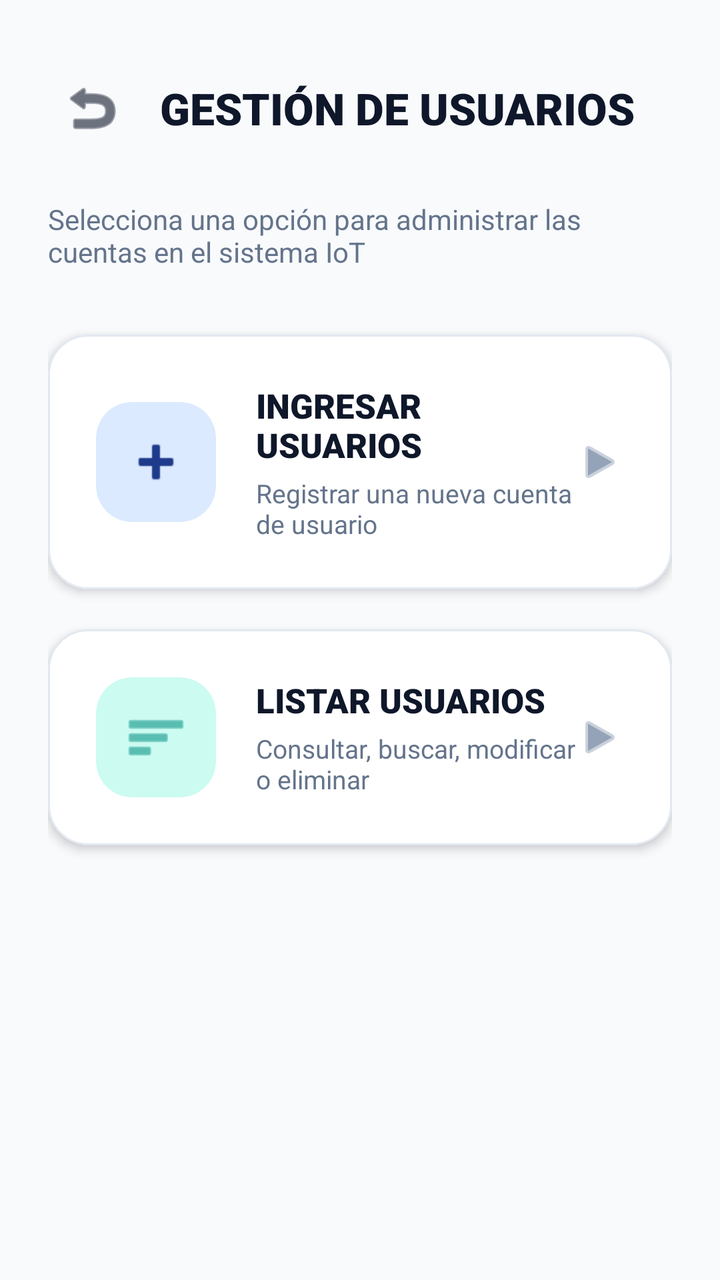
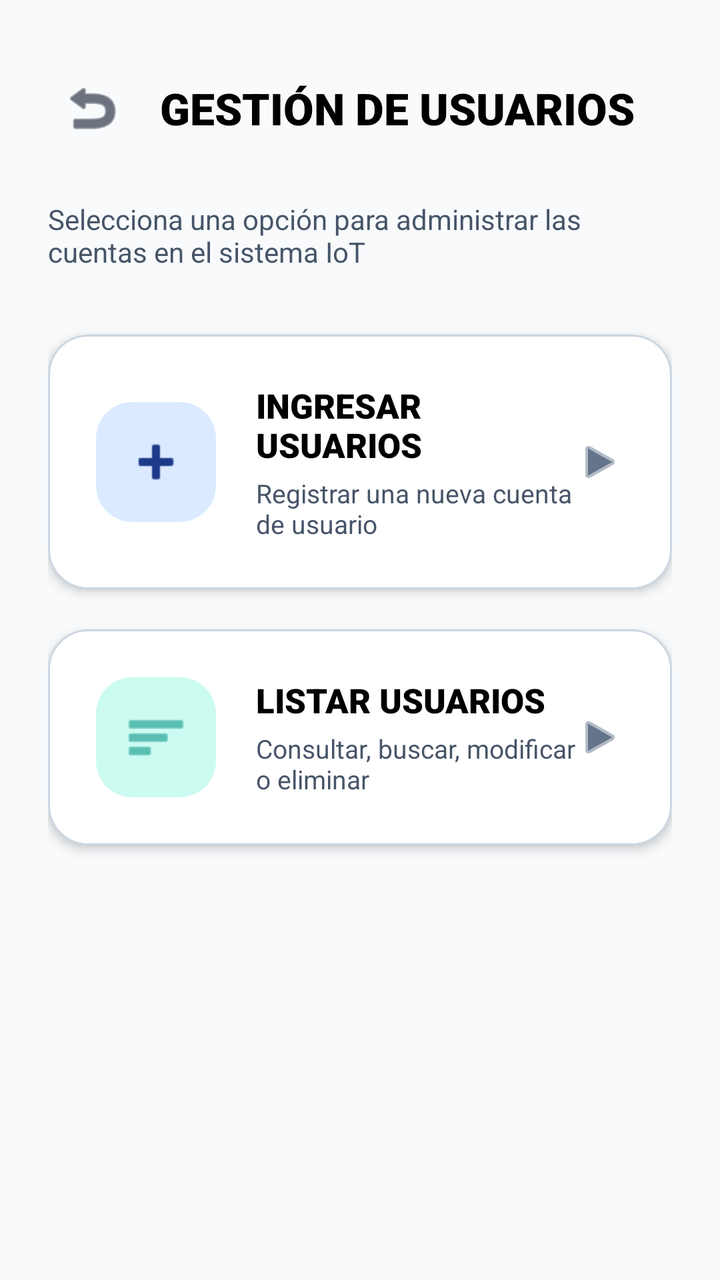

The first picture is an Android layout as it rendered before a commit; the second is the same layout after the commit. The layout source and the unified diff follow.
<!-- AndroidManifest.xml: application theme Theme.Evaluacion1 -->
<!-- res/layout/activity_gestion_usuarios.xml -->
<?xml version="1.0" encoding="utf-8"?>
<LinearLayout xmlns:android="http://schemas.android.com/apk/res/android"
    xmlns:app="http://schemas.android.com/apk/res-auto"
    android:layout_width="match_parent"
    android:layout_height="match_parent"
    android:orientation="vertical"
    android:background="@color/background"
    android:padding="24dp">

    
    <LinearLayout
        android:layout_width="match_parent"
        android:layout_height="wrap_content"
        android:orientation="horizontal"
        android:gravity="center_vertical"
        android:layout_marginTop="8dp"
        android:layout_marginBottom="24dp">

        <ImageButton
            android:id="@+id/btnVolverMenuGestion"
            android:layout_width="44dp"
            android:layout_height="44dp"
            android:background="?android:attr/selectableItemBackgroundBorderless"
            android:src="@android:drawable/ic_menu_revert"
            app:tint="@color/text_primary"
            android:contentDescription="Volver" />

        <TextView
            android:layout_width="wrap_content"
            android:layout_height="wrap_content"
            android:text="GESTIÓN DE USUARIOS"
            android:textColor="@color/text_primary"
            android:textSize="22sp"
            android:fontFamily="sans-serif-black"
            android:layout_marginStart="12dp" />
    </LinearLayout>

    <TextView
        android:layout_width="wrap_content"
        android:layout_height="wrap_content"
        android:text="Selecciona una opción para administrar las cuentas en el sistema IoT"
        android:textColor="@color/text_secondary"
        android:textSize="14sp"
        android:layout_marginBottom="32dp" />

    
    <com.google.android.material.card.MaterialCardView
        android:id="@+id/cardIngresarUsuarios"
        android:layout_width="match_parent"
        android:layout_height="wrap_content"
        android:layout_marginBottom="20dp"
        android:clickable="true"
        android:focusable="true"
        android:foreground="?android:attr/selectableItemBackground"
        app:cardCornerRadius="20dp"
        app:cardElevation="3dp"
        app:cardBackgroundColor="@color/surface"
        app:strokeWidth="1dp"
        app:strokeColor="@color/outline_light">

        <LinearLayout
            android:layout_width="match_parent"
            android:layout_height="wrap_content"
            android:orientation="horizontal"
            android:gravity="center_vertical"
            android:padding="24dp">

            <com.google.android.material.card.MaterialCardView
                android:layout_width="60dp"
                android:layout_height="60dp"
                app:cardCornerRadius="18dp"
                app:cardElevation="0dp"
                app:cardBackgroundColor="@color/primary_container"
                app:strokeWidth="0dp">

                <ImageView
                    android:layout_width="32dp"
                    android:layout_height="32dp"
                    android:layout_gravity="center"
                    android:src="@android:drawable/ic_input_add"
                    app:tint="@color/primary" />
            </com.google.android.material.card.MaterialCardView>

            <LinearLayout
                android:layout_width="0dp"
                android:layout_height="wrap_content"
                android:layout_weight="1"
                android:orientation="vertical"
                android:layout_marginStart="20dp">

                <TextView
                    android:layout_width="wrap_content"
                    android:layout_height="wrap_content"
                    android:text="INGRESAR USUARIOS"
                    android:textColor="@color/text_primary"
                    android:textSize="17sp"
                    android:fontFamily="sans-serif-black" />

                <TextView
                    android:layout_width="wrap_content"
                    android:layout_height="wrap_content"
                    android:text="Registrar una nueva cuenta de usuario"
                    android:textColor="@color/text_secondary"
                    android:textSize="13sp"
                    android:layout_marginTop="4dp" />
            </LinearLayout>

            <ImageView
                android:layout_width="24dp"
                android:layout_height="24dp"
                android:src="@android:drawable/ic_media_play"
                app:tint="@color/text_muted" />
        </LinearLayout>
    </com.google.android.material.card.MaterialCardView>

    
    <com.google.android.material.card.MaterialCardView
        android:id="@+id/cardListarUsuarios"
        android:layout_width="match_parent"
        android:layout_height="wrap_content"
        android:clickable="true"
        android:focusable="true"
        android:foreground="?android:attr/selectableItemBackground"
        app:cardCornerRadius="20dp"
        app:cardElevation="3dp"
        app:cardBackgroundColor="@color/surface"
        app:strokeWidth="1dp"
        app:strokeColor="@color/outline_light">

        <LinearLayout
            android:layout_width="match_parent"
            android:layout_height="wrap_content"
            android:orientation="horizontal"
            android:gravity="center_vertical"
            android:padding="24dp">

            <com.google.android.material.card.MaterialCardView
                android:layout_width="60dp"
                android:layout_height="60dp"
                app:cardCornerRadius="18dp"
                app:cardElevation="0dp"
                app:cardBackgroundColor="@color/secondary_container"
                app:strokeWidth="0dp">

                <ImageView
                    android:layout_width="32dp"
                    android:layout_height="32dp"
                    android:layout_gravity="center"
                    android:src="@android:drawable/ic_menu_sort_by_size"
                    app:tint="@color/secondary" />
            </com.google.android.material.card.MaterialCardView>

            <LinearLayout
                android:layout_width="0dp"
                android:layout_height="wrap_content"
                android:layout_weight="1"
                android:orientation="vertical"
                android:layout_marginStart="20dp">

                <TextView
                    android:layout_width="wrap_content"
                    android:layout_height="wrap_content"
                    android:text="LISTAR USUARIOS"
                    android:textColor="@color/text_primary"
                    android:textSize="17sp"
                    android:fontFamily="sans-serif-black" />

                <TextView
                    android:layout_width="wrap_content"
                    android:layout_height="wrap_content"
                    android:text="Consultar, buscar, modificar o eliminar"
                    android:textColor="@color/text_secondary"
                    android:textSize="13sp"
                    android:layout_marginTop="4dp" />
            </LinearLayout>

            <ImageView
                android:layout_width="24dp"
                android:layout_height="24dp"
                android:src="@android:drawable/ic_media_play"
                app:tint="@color/text_muted" />
        </LinearLayout>
    </com.google.android.material.card.MaterialCardView>

</LinearLayout>
<!-- resources referenced by this layout -->
<resources>
  <color name="background">#F8FAFC</color>
  <color name="outline_light">#E2E8F0</color>
  <color name="primary">#1E3A8A</color>
  <color name="primary_container">#DBEAFE</color>
  <color name="secondary">#0D9488</color>
  <color name="secondary_container">#CCFBF1</color>
  <color name="surface">#FFFFFF</color>
  <color name="text_muted">#94A3B8</color>
  <color name="text_primary">#0F172A</color>
  <color name="text_secondary">#64748B</color>
  <style name="Theme.Evaluacion1" parent="Base.Theme.Evaluacion1" />
  <style name="Base.Theme.Evaluacion1" parent="Theme.Material3.DayNight.NoActionBar">
          
          <item name="colorPrimary">@color/primary</item>
          <item name="colorSecondary">@color/secondary</item>
          <item name="android:statusBarColor">@color/surface</item>
          <item name="android:windowLightStatusBar">true</item>
          <item name="android:colorBackground">@color/background</item>
      </style>
</resources>

<!-- the commit's change to res/layout/activity_gestion_usuarios.xml (unified diff, before → after) -->
@@ -29,7 +29,7 @@
             android:layout_width="wrap_content"
             android:layout_height="wrap_content"
             android:text="GESTIÓN DE USUARIOS"
-            android:textColor="@color/text_primary"
+            android:textColor="@color/black"
             android:textSize="22sp"
             android:fontFamily="sans-serif-black"
             android:layout_marginStart="12dp" />
@@ -92,7 +92,7 @@
                     android:layout_width="wrap_content"
                     android:layout_height="wrap_content"
                     android:text="INGRESAR USUARIOS"
-                    android:textColor="@color/text_primary"
+                    android:textColor="@color/black"
                     android:textSize="17sp"
                     android:fontFamily="sans-serif-black" />
 
@@ -161,7 +161,7 @@
                     android:layout_width="wrap_content"
                     android:layout_height="wrap_content"
                     android:text="LISTAR USUARIOS"
-                    android:textColor="@color/text_primary"
+                    android:textColor="@color/black"
                     android:textSize="17sp"
                     android:fontFamily="sans-serif-black" />
 
<!-- resource entries referenced after the edit -->
@@ -1,23 +1,37 @@
 <!-- resources referenced by this layout -->
 <resources>
   <color name="background">#F8FAFC</color>
-  <color name="outline_light">#E2E8F0</color>
+  <color name="black">#FF000000</color>
+  <color name="outline_light">#CBD5E1</color>
   <color name="primary">#1E3A8A</color>
   <color name="primary_container">#DBEAFE</color>
   <color name="secondary">#0D9488</color>
   <color name="secondary_container">#CCFBF1</color>
   <color name="surface">#FFFFFF</color>
-  <color name="text_muted">#94A3B8</color>
+  <color name="text_muted">#64748B</color>
   <color name="text_primary">#0F172A</color>
-  <color name="text_secondary">#64748B</color>
+  <color name="text_secondary">#475569</color>
   <style name="Theme.Evaluacion1" parent="Base.Theme.Evaluacion1" />
   <style name="Base.Theme.Evaluacion1" parent="Theme.Material3.DayNight.NoActionBar">
           
           <item name="colorPrimary">@color/primary</item>
+          <item name="colorOnPrimary">@color/white</item>
+          <item name="colorPrimaryContainer">@color/primary_container</item>
+          <item name="colorOnPrimaryContainer">@color/on_primary_container</item>
+          
           <item name="colorSecondary">@color/secondary</item>
+          <item name="colorOnSecondary">@color/white</item>
+          
           <item name="android:statusBarColor">@color/surface</item>
           <item name="android:windowLightStatusBar">true</item>
           <item name="android:colorBackground">@color/background</item>
+          
+          
+          <item name="editTextColor">@color/black</item>
+          <item name="android:textColorPrimary">@color/text_primary</item>
+          <item name="android:textColorSecondary">@color/text_secondary</item>
       </style>
+  <color name="white">#FFFFFFFF</color>
+  <color name="on_primary_container">#1E3A8A</color>
 </resources>
 
